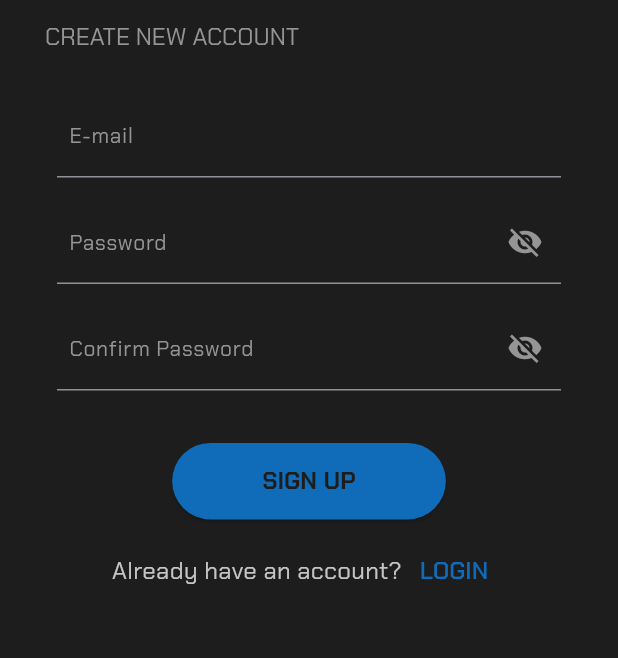
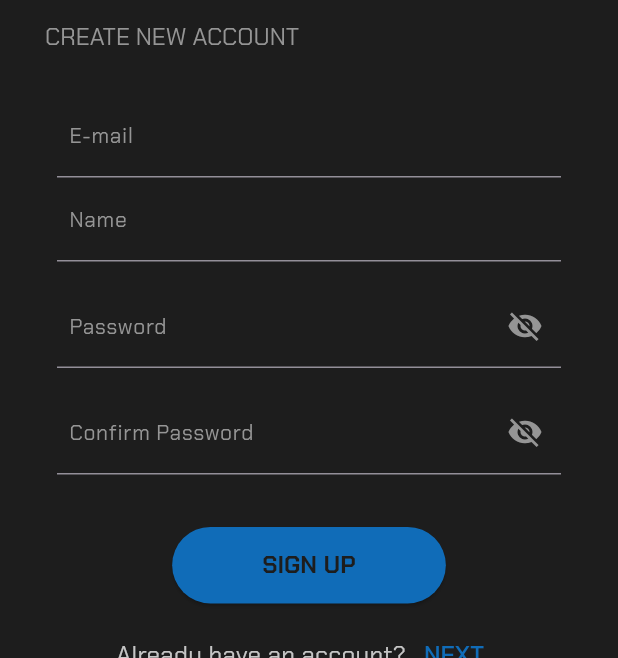
Before and after one commit to InternLay-HG/TEAM_IOSTREAM, a Flutter app: the SignUpPage screen opened by its route, on a phone screen of 412 x 824 dp, the part 578-1236 px from its top. Run offline on Flutter 3.47's test engine with Material 3 defaults, Android fonts, the light colour scheme and no system bars; our stand-ins replace flutter_svg, get, google_fonts; network calls fail.

Commit message:
added name field in signup form

```diff
--- a/annonify-app/lib/controller/auth/sign_up_controller.dart
+++ b/annonify-app/lib/controller/auth/sign_up_controller.dart
@@ -8,6 +8,7 @@ class SignUpController extends GetxController {
 
   //TextField controllers
   final TextEditingController emailController = TextEditingController();
+  final TextEditingController nameController = TextEditingController();
   final TextEditingController passwordController = TextEditingController();
   final TextEditingController confPassController = TextEditingController();
 
@@ -18,6 +19,7 @@ class SignUpController extends GetxController {
   @override
   void onClose() {
     emailController.dispose();
+    nameController.dispose();
     passwordController.dispose();
     confPassController.dispose();
     super.onClose();
--- a/annonify-app/lib/view/screens/auth/signup/widgets/sign_up_form.dart
+++ b/annonify-app/lib/view/screens/auth/signup/widgets/sign_up_form.dart
@@ -27,6 +27,13 @@ class SignUpForm extends StatelessWidget {
                 hintText: "E-mail",
               ),
               validator: (value) => Validator.validateEmail(value),
+            ),
+            TextFormField(
+              cursorColor: themeController.textHeading,
+              controller: controller.nameController,
+              decoration: const InputDecoration(
+                hintText: "Name",
+              ),
             ),
             const SizedBox(height: 15),
             Obx(
@@ -92,7 +99,7 @@ class SignUpForm extends StatelessWidget {
                   onPressed: () {
                     Get.offNamed('/signin');
                   },
-                  child: const Text("LOGIN"),
+                  child: const Text("NEXT"),
                 )
               ],
             )
```
